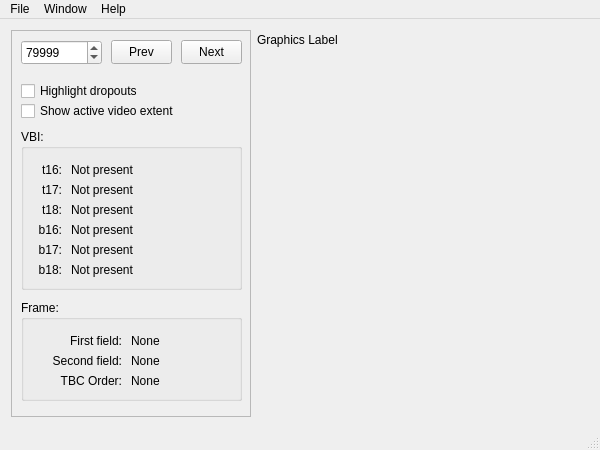
Above: tools/ld-analyse/mainwindow.ui from happycube/ld-decode before the change. Below: the same form after it.
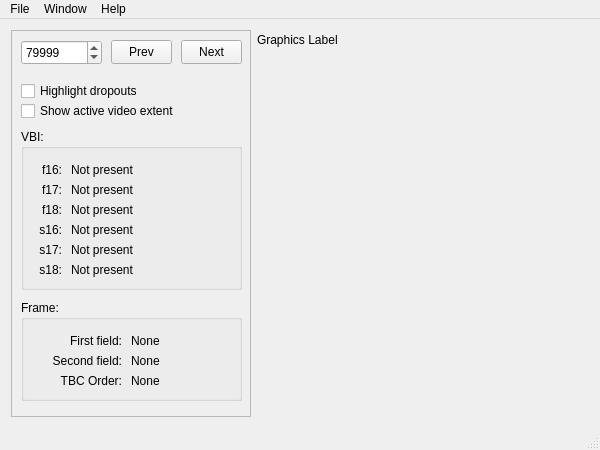
That is the form after the change. Icons and pictures are not drawn.

Commit message: Small GUI fix to ld-analyse to make the main window VBI clearer

Patch:
```diff
--- a/tools/ld-analyse/mainwindow.ui
+++ b/tools/ld-analyse/mainwindow.ui
@@ -147,7 +147,7 @@
          </rect>
         </property>
         <property name="text">
-         <string>t16:</string>
+         <string>f16:</string>
         </property>
         <property name="alignment">
          <set>Qt::AlignRight|Qt::AlignTrailing|Qt::AlignVCenter</set>
@@ -163,7 +163,7 @@
          </rect>
         </property>
         <property name="text">
-         <string>t17:</string>
+         <string>f17:</string>
         </property>
         <property name="alignment">
          <set>Qt::AlignRight|Qt::AlignTrailing|Qt::AlignVCenter</set>
@@ -179,7 +179,7 @@
          </rect>
         </property>
         <property name="text">
-         <string>t18:</string>
+         <string>f18:</string>
         </property>
         <property name="alignment">
          <set>Qt::AlignRight|Qt::AlignTrailing|Qt::AlignVCenter</set>
@@ -234,7 +234,7 @@
          </rect>
         </property>
         <property name="text">
-         <string>b16:</string>
+         <string>s16:</string>
         </property>
         <property name="alignment">
          <set>Qt::AlignRight|Qt::AlignTrailing|Qt::AlignVCenter</set>
@@ -250,7 +250,7 @@
          </rect>
         </property>
         <property name="text">
-         <string>b17:</string>
+         <string>s17:</string>
         </property>
         <property name="alignment">
          <set>Qt::AlignRight|Qt::AlignTrailing|Qt::AlignVCenter</set>
@@ -266,7 +266,7 @@
          </rect>
         </property>
         <property name="text">
-         <string>b18:</string>
+         <string>s18:</string>
         </property>
         <property name="alignment">
          <set>Qt::AlignRight|Qt::AlignTrailing|Qt::AlignVCenter</set>
```
